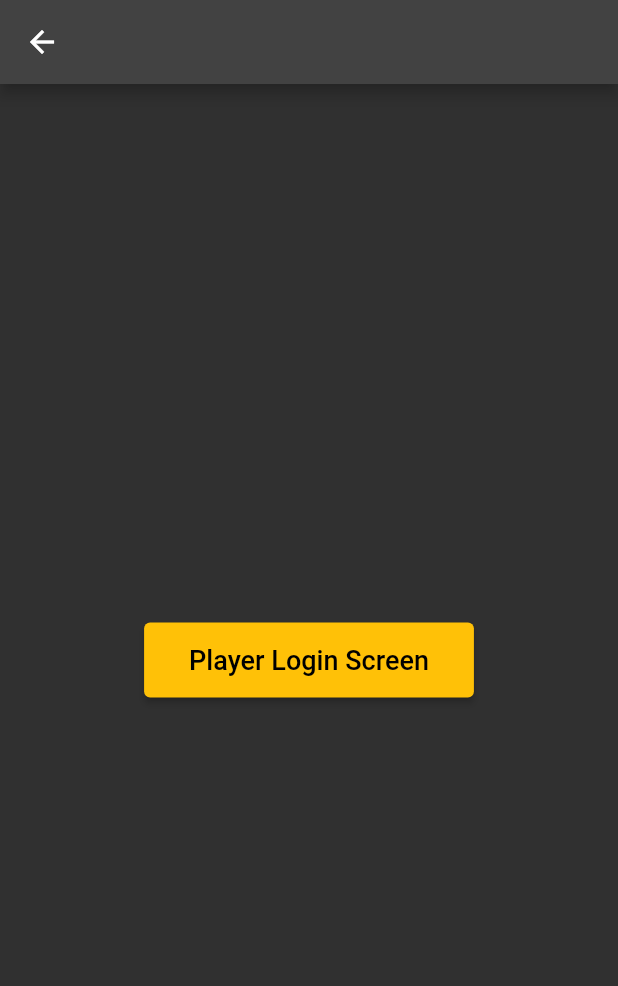
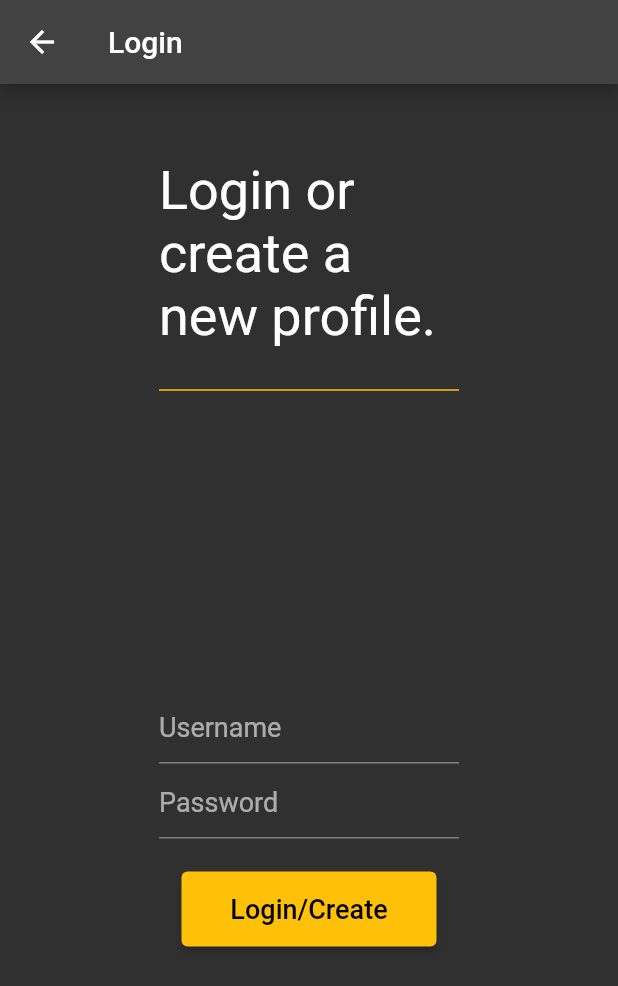
Before and after one commit to davidrgb/20-20-Questions, a Flutter app: the screen it shows after launch, after a tap on "Log In", on a phone screen of 412 x 824 dp. Shown: the top 986 px of the screen. Run offline on Flutter 3.47's test engine with Material 2 defaults, Android fonts, the phone set to English and light mode, and no system bars; our stand-ins replace firebase_auth, firebase_core; accounts and stored records are empty.

Commit message:
Progress on profile login

```diff
--- a/lib/view/player_login_screen.dart
+++ b/lib/view/player_login_screen.dart
@@ -1,4 +1,6 @@
+import 'package:firebase_auth/firebase_auth.dart';
 import 'package:flutter/material.dart';
+import 'package:flutter/services.dart';
 
 class PlayerLoginScreen extends StatefulWidget {
   static const routeName = '/playerLoginScreen';
@@ -11,6 +13,7 @@ class PlayerLoginScreen extends StatefulWidget {
 
 class _PlayerLoginScreenState extends State<PlayerLoginScreen> {
   late _Controller controller;
+  GlobalKey<FormState> phoneNumberKey = GlobalKey();
 
   void render(fn) => setState(fn);
 
@@ -23,16 +26,80 @@ class _PlayerLoginScreenState extends State<PlayerLoginScreen> {
   @override
   Widget build(BuildContext context) {
     return Scaffold(
-      appBar: AppBar(),
+      appBar: AppBar(
+        title: const Text('Login'),
+      ),
       body: Container(
-        padding: const EdgeInsets.all(50),
+        padding: const EdgeInsets.only(
+          top: 50,
+        ),
         width: MediaQuery.of(context).size.width,
         child: Column(
-          mainAxisAlignment: MainAxisAlignment.center,
           children: [
-            ElevatedButton(
-              onPressed: () {},
-              child: const Text('Player Login Screen'),
+            const SizedBox(
+              width: 200,
+              child: Text(
+                "Login or create a new profile.",
+                style: TextStyle(
+                  fontSize: 36,
+                ),
+              ),
+            ),
+            const SizedBox(
+              height: 20,
+            ),
+            const SizedBox(
+              width: 200,
+              child: Divider(
+                color: Colors.amber,
+                thickness: 1,
+              ),
+            ),
+            Expanded(
+              child: Form(
+                key: phoneNumberKey,
+                child: Column(
+                  mainAxisAlignment: MainAxisAlignment.center,
+                  children: [
+                    SizedBox(
+                      width: 200,
+                      height: 50,
+                      child: TextFormField(
+                        decoration: const InputDecoration(
+                          focusedBorder: OutlineInputBorder(
+                            borderSide: BorderSide(color: Colors.amber),
+                          ),
+                          hintText: "Username",
+                        ),
+                        style: const TextStyle(fontSize: 18),
+                        validator: controller.validateUsername,
+                        onSaved: controller.saveUsername,
+                      ),
+                    ),
+                    SizedBox(
+                      width: 200,
+                      height: 50,
+                      child: TextFormField(
+                        decoration: const InputDecoration(
+                          focusedBorder: OutlineInputBorder(
+                            borderSide: BorderSide(color: Colors.amber),
+                          ),
+                          hintText: "Password",
+                        ),
+                        obscureText: true,
+                        style: const TextStyle(fontSize: 18),
+                        validator: controller.validatePassword,
+                        onSaved: controller.savePassword,
+                      ),
+                    ),
+                    const SizedBox(height: 20),
+                    ElevatedButton(
+                      onPressed: controller.login,
+                      child: const Text('Login/Create'),
+                    ),
+                  ],
+                ),
+              ),
             ),
           ],
         ),
@@ -43,5 +110,58 @@ class _PlayerLoginScreenState extends State<PlayerLoginScreen> {
 
 class _Controller {
   late _PlayerLoginScreenState state;
+  FirebaseAuth auth = FirebaseAuth.instance;
+  String? username;
+  String? password;
   _Controller(this.state);
+
+  String? validateUsername(String? value) {
+    if (value == null || value.isEmpty) {
+      return 'Username required';
+    } else if (value.length > 20) {
+      return 'Username must be 20 characters or less.';
+    } else {
+      return null;
+    }
+  }
+
+  void saveUsername(String? value) {
+    if (value != null) username = value;
+  }
+
+  String? validatePassword(String? value) {
+    if (value == null || value.isEmpty) {
+      return 'Password required.';
+    } else if (value.length < 8) {
+      return 'Password must be at least 8 characters.';
+    } else {
+      return null;
+    }
+  }
+
+  void savePassword(String? value) {
+    if (value != null) password = value;
+  }
+
+  void login() async {
+    FormState? currentState = state.phoneNumberKey.currentState;
+    if (currentState == null || !currentState.validate()) {
+      return;
+    }
+    currentState.save();
+
+    String email = '$username@2020questions.com';
+    final methods = await auth.fetchSignInMethodsForEmail(email);
+    if (methods.isEmpty) {
+      await auth.createUserWithEmailAndPassword(
+          email: email, password: password!);
+    } else {
+      await auth.signInWithEmailAndPassword(email: email, password: password!);
+    }
+    print(auth.currentUser);
+  }
+
+  void goToListScreen() async {}
+
+  void showLoginError(String e) {}
 }
```
